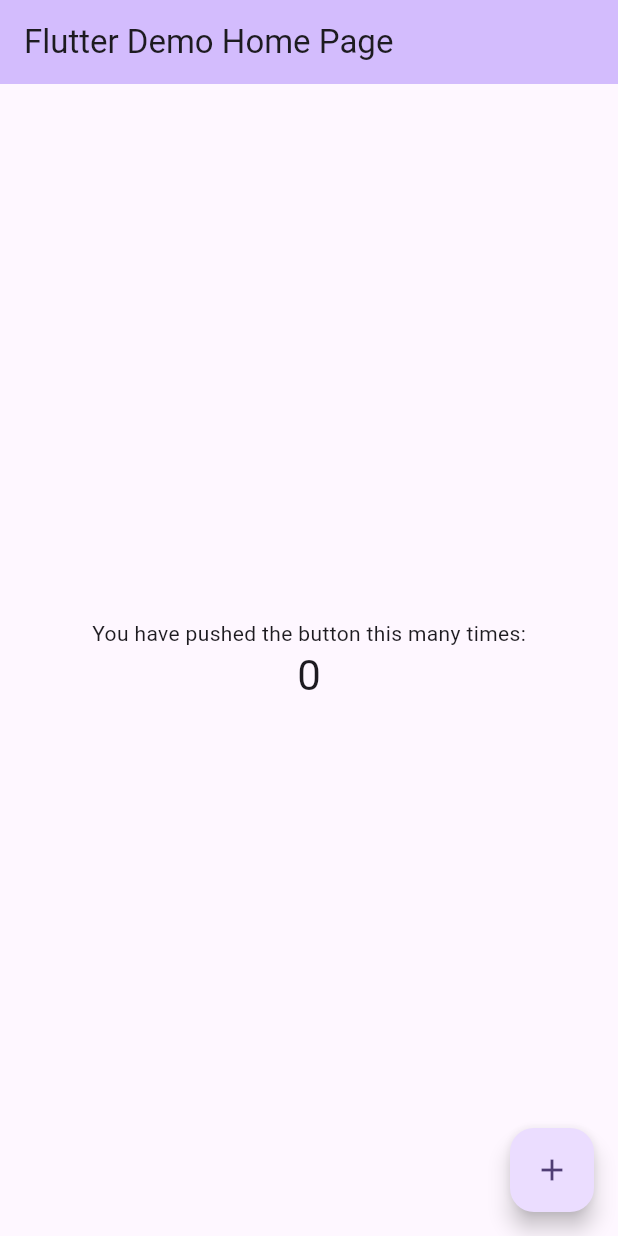
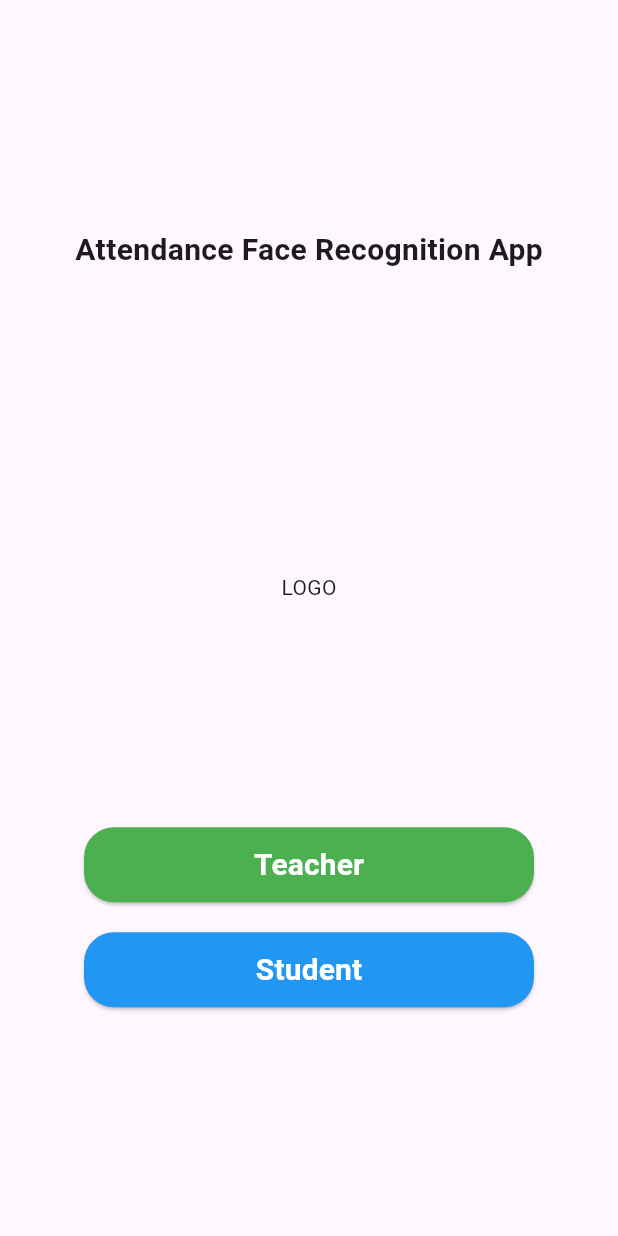
Before and after one commit to kyuremmmmz/FaceRecog, a Flutter app: the screen it shows after launch, on a phone screen of 412 x 824 dp. Run offline on Flutter 3.47's test engine with Material 3 defaults, Android fonts, the phone set to English and light mode, and no system bars.

Commit message:
added screen

```diff
--- a/Frontend/facerecogapp/lib/main.dart
+++ b/Frontend/facerecogapp/lib/main.dart
@@ -1,85 +1,31 @@
+import 'package:facerecogapp/views/Auth/LandingScreen.dart';
+import 'package:facerecogapp/views/Auth/Login.dart';
+import 'package:facerecogapp/views/Auth/SignUp.dart';
 import 'package:flutter/material.dart';
 
 void main() {
-  runApp(const MyApp());
+  runApp(const MyWidget());
 }
 
-class MyApp extends StatelessWidget {
-  const MyApp({super.key});
+class MyWidget extends StatefulWidget {
+  const MyWidget({super.key});
 
-  // This widget is the root of your application.
+  @override
+  State<MyWidget> createState() => _MyWidgetState();
+}
+
+class _MyWidgetState extends State<MyWidget> {
   @override
   Widget build(BuildContext context) {
     return MaterialApp(
-      title: 'Flutter Demo',
-      theme: ThemeData(
-
-        colorScheme: ColorScheme.fromSeed(seedColor: Colors.deepPurple),
-        useMaterial3: true,
-      ),
-      home: const MyHomePage(title: 'Flutter Demo Home Page'),
+      debugShowCheckedModeBanner: false,
+      home:  const Landingscreen(),
+      initialRoute: '/landingScreen',
+      routes: {
+        '/landingScreen': (context) => const Landingscreen(),
+        '/login': (context) => const LoginScreen(),
+        '/signup': (context) => const SignupScreen()
+      },
     );
   }
 }
-
-class MyHomePage extends StatefulWidget {
-  const MyHomePage({super.key, required this.title});
-
-
-  final String title;
-
-  @override
-  State<MyHomePage> createState() => _MyHomePageState();
-}
-
-class _MyHomePageState extends State<MyHomePage> {
-  int _counter = 0;
-
-  void _incrementCounter() {
-    setState(() {
-      _counter++;
-    });
-  }
-
-  @override
-  Widget build(BuildContext context) {
-    return Scaffold(
-      appBar: AppBar(
-        backgroundColor: Theme.of(context).colorScheme.inversePrimary,
-        title: Text(widget.title),
-      ),
-      body: Center(
-        child: Column(
-          // Column is also a layout widget. It takes a list of children and
-          // arranges them vertically. By default, it sizes itself to fit its
-          // children horizontally, and tries to be as tall as its parent.
-          //
-          // Column has various properties to control how it sizes itself and
-          // how it positions its children. Here we use mainAxisAlignment to
-          // center the children vertically; the main axis here is the vertical
-          // axis because Columns are vertical (the cross axis would be
-          // horizontal).
-          //
-          // TRY THIS: Invoke "debug painting" (choose the "Toggle Debug Paint"
-          // action in the IDE, or press "p" in the console), to see the
-          // wireframe for each widget.
-          mainAxisAlignment: MainAxisAlignment.center,
-          children: <Widget>[
-            const Text(
-              'You have pushed the button this many times:',
-            ),
-            Text(
-              '$_counter',
-              style: Theme.of(context).textTheme.headlineMedium,
-            ),
-          ],
-        ),
-      ),
-      floatingActionButton: FloatingActionButton(
-        onPressed: _incrementCounter,
-        tooltip: 'Increment',
-        child: const Icon(Icons.add),
-      ), // This trailing comma makes auto-formatting nicer for build methods.
-    );
-  }
-}
--- /dev/null
+++ b/Frontend/facerecogapp/lib/views/Auth/LandingScreen.dart
@@ -0,0 +1,84 @@
+import 'package:facerecogapp/widgets/Buttons/StudentButton.dart';
+import 'package:facerecogapp/widgets/Buttons/Teacher.dart';
+import 'package:flutter/material.dart';
+
+class Landingscreen extends StatefulWidget {
+  const Landingscreen({super.key});
+
+  @override
+  State<Landingscreen> createState() => _LandingscreenState();
+}
+
+class _LandingscreenState extends State<Landingscreen> {
+  @override
+  Widget build(BuildContext context) {
+    return  Scaffold(
+      body: SafeArea(
+        child: Center(
+          child: Column(
+          mainAxisAlignment: MainAxisAlignment.center,
+          crossAxisAlignment: CrossAxisAlignment.center,
+          children: [
+            Container(
+              child: const Text('Attendance Face Recognition App',
+              style: TextStyle(
+                  fontSize: 20,
+                  fontWeight: FontWeight.w700,
+                ),
+              ),
+            ),
+            const SizedBox(
+              height: 200,
+            ),
+            const Text(
+              'LOGO'
+            ),
+            const SizedBox(
+              height: 150,
+            ),
+            TeacherButton(
+              buttonName: const Text('Teacher',
+              style: TextStyle(
+                color: Colors.white,
+                fontSize: 20,
+                fontWeight: FontWeight.bold,
+                ),
+              ),
+              callback: ()=>Navigator.pushNamed(context, '/login'),
+              style: ElevatedButton.styleFrom(
+                fixedSize: const Size(300, 50),
+                backgroundColor: Colors.green,
+                shape: RoundedRectangleBorder(
+                  borderRadius: BorderRadius.circular(20)
+                )
+              ),
+            ),
+            const SizedBox(
+              height: 20,
+            ),
+            Studentbutton(
+              style: ElevatedButton.styleFrom(
+                fixedSize: const Size(300, 50),
+                backgroundColor: Colors.blue,
+                shape: RoundedRectangleBorder(
+                  borderRadius: BorderRadius.circular(20)
+                )
+              ),
+              buttonLabel: const Text(
+                'Student',
+                style: TextStyle(
+                    color: Colors.white,
+                    fontSize: 20,
+                    fontWeight: FontWeight.bold,
+                  ),
+              ),
+              callback: ()=>{
+                debugPrint('helo')
+              })
+          ],
+        ),
+        )
+        ),
+    );
+  }
+}
--- /dev/null
+++ b/Frontend/facerecogapp/lib/views/Auth/Login.dart
@@ -0,0 +1,28 @@
+import 'package:flutter/material.dart';
+
+class LoginScreen extends StatefulWidget {
+  const LoginScreen({super.key});
+
+  @override
+  State<LoginScreen> createState() => _LoginScreenState();
+}
+
+class _LoginScreenState extends State<LoginScreen> {
+  @override
+  Widget build(BuildContext context) {
+    return Scaffold(
+      appBar: AppBar(
+        title: const Text('Login'),
+      ),
+      body: SafeArea(
+        child: Center(
+          child: Column(
+            children: [
+
+            ],
+          ),
+        )
+      ),
+    );
+  }
+}
--- /dev/null
+++ b/Frontend/facerecogapp/lib/views/Auth/SignUp.dart
@@ -0,0 +1,15 @@
+import 'package:flutter/material.dart';
+
+class SignupScreen extends StatefulWidget {
+  const SignupScreen({super.key});
+
+  @override
+  State<SignupScreen> createState() => _SignupScreenState();
+}
+
+class _SignupScreenState extends State<SignupScreen> {
+  @override
+  Widget build(BuildContext context) {
+    return const Placeholder();
+  }
+}
--- /dev/null
+++ b/Frontend/facerecogapp/lib/widgets/Buttons/StudentButton.dart
@@ -0,0 +1,29 @@
+// ignore_for_file: public_member_api_docs, sort_constructors_first
+import 'package:flutter/material.dart';
+
+// ignore: must_be_immutable
+class Studentbutton extends StatefulWidget {
+  late ButtonStyle style;
+  late Text buttonLabel;
+  late VoidCallback callback;
+  Studentbutton({
+    super.key,
+    required this.style,
+    required this.buttonLabel,
+    required this.callback,
+  });
+
+  @override
+  State<Studentbutton> createState() => _StudentbuttonState();
+}
+
+class _StudentbuttonState extends State<Studentbutton> {
+  @override
+  Widget build(BuildContext context) {
+    return ElevatedButton(
+      onPressed: widget.callback,
+      style: widget.style,
+      child: widget.buttonLabel,
+      );
+  }
+}
--- /dev/null
+++ b/Frontend/facerecogapp/lib/widgets/Buttons/Teacher.dart
@@ -0,0 +1,29 @@
+// ignore_for_file: public_member_api_docs, sort_constructors_first
+import 'package:flutter/material.dart';
+
+// ignore: must_be_immutable
+class TeacherButton extends StatefulWidget {
+  late Text buttonName;
+  late VoidCallback callback;
+  late ButtonStyle style;
+  TeacherButton({
+    super.key,
+    required this.buttonName,
+    required this.callback,
+    required this.style
+  });
+
+  @override
+  State<TeacherButton> createState() => _TeacherButtonState();
+}
+
+class _TeacherButtonState extends State<TeacherButton> {
+  @override
+  Widget build(BuildContext context) {
+    return ElevatedButton(
+      onPressed: widget.callback,
+      style: widget.style,
+      child: widget.buttonName
+      );
+  }
+}
```
Also changed, not shown: Frontend/facerecogapp/lib/widgets/InputFields/FirstName.dart (added), Frontend/facerecogapp/lib/widgets/InputFields/date.dart (added), Frontend/facerecogapp/lib/widgets/InputFields/email.dart (added), Frontend/facerecogapp/lib/widgets/InputFields/password.dart (added), Frontend/facerecogapp/lib/widgets/InputFields/plaintext.dart (added), 1 other file.
